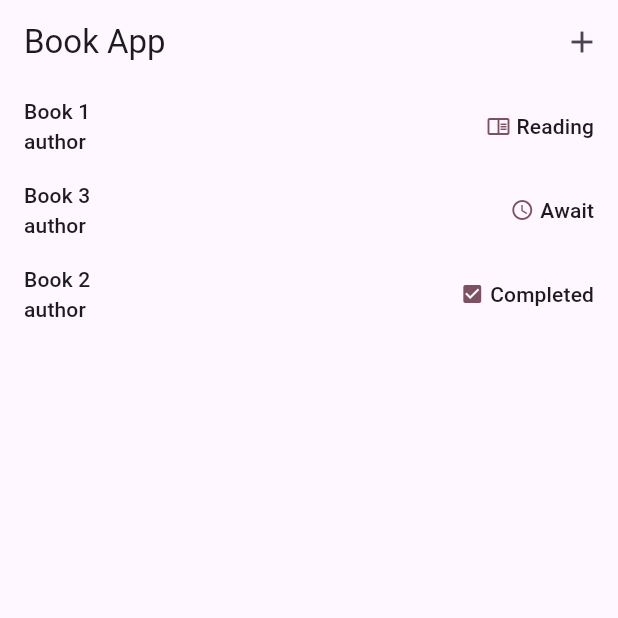
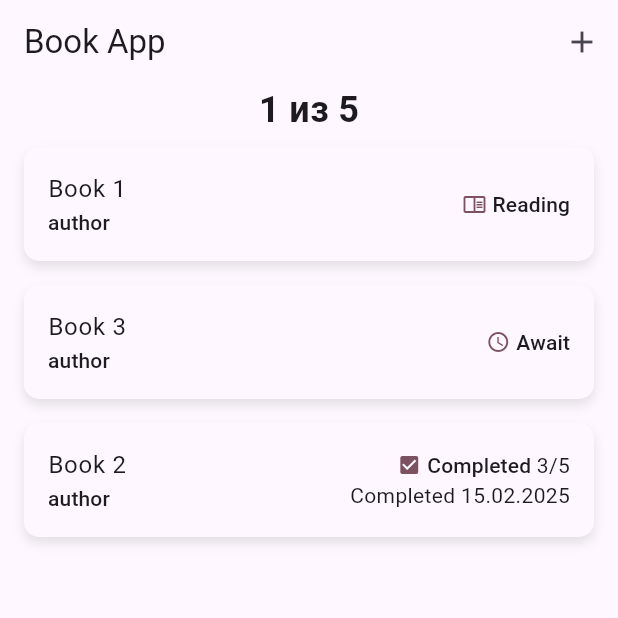
Before and after one commit to Dana-Nam/book_app, a Flutter app: the screen it shows after launch, on a phone screen of 412 x 824 dp, the top half of it. Run offline on Flutter 3.47's test engine with Material 3 defaults, Android fonts, the phone set to English and light mode, and no system bars.

Commit message:
Added complete book counter

```diff
--- a/lib/book_app.dart
+++ b/lib/book_app.dart
@@ -1,5 +1,6 @@
 import 'package:book_app/models/book.dart';
 import 'package:book_app/screens/book_screen.dart';
+import 'package:book_app/widgets/book_counter.dart';
 import 'package:book_app/widgets/new_book.dart';
 import 'package:flutter/material.dart';
 import 'package:book_app/screens/book_details.dart';
@@ -26,6 +27,9 @@ class _BookAppState extends State<BookApp> {
       pages: 100,
       genreId: "horror",
       statusId: "completed",
+      rating: 3,
+      isCompleted: true,
+      completeDate: DateTime.now(),
     ),
     Book(
       title: "Book 3",
@@ -112,12 +116,19 @@ class _BookAppState extends State<BookApp> {
           ),
         ],
       ),
-      body: BookScreen(
-        books: books,
-        onToggle: toggleBookCompletion,
-        onDelete: deleteBook,
-        onBookEdited: openEditBookSheet,
-        onBookTapped: openBookDetails,
+      body: Column(
+        children: [
+          BookCounter(books: books),
+          Expanded(
+            child: BookScreen(
+              books: books,
+              onToggle: toggleBookCompletion,
+              onDelete: deleteBook,
+              onBookEdited: openEditBookSheet,
+              onBookTapped: openBookDetails,
+            ),
+          ),
+        ],
       ),
     );
   }
--- a/lib/widgets/book_card.dart
+++ b/lib/widgets/book_card.dart
@@ -22,13 +22,27 @@ class BookCard extends StatelessWidget {
 
     return Padding(
       padding: const EdgeInsets.all(8.0),
+      child: Container(
+        decoration: BoxDecoration(
+          color: theme.colorScheme.surface,
+          borderRadius: BorderRadius.circular(10),
+          boxShadow: [
+            BoxShadow(
+              color: Colors.black.withOpacity(0.1),
+              offset: Offset(0, 4),
+              blurRadius: 6,
+            ),
+          ],
+        ),
+        child: Padding(
+          padding: const EdgeInsets.all(16.0),
           child: Row(
             mainAxisAlignment: MainAxisAlignment.spaceBetween,
             children: [
               Column(
                 crossAxisAlignment: CrossAxisAlignment.start,
                 children: [
-              Text(book.title, style: titleSmallStyle),
+                  Text(book.title, style: bodyLargeStyle),
                   Text(book.author, style: titleSmallStyle),
                 ],
               ),
@@ -56,6 +70,8 @@ class BookCard extends StatelessWidget {
               ),
             ],
           ),
+        ),
+      ),
     );
   }
 }
--- a/lib/widgets/book_counter.dart
+++ b/lib/widgets/book_counter.dart
@@ -1,15 +1,35 @@
 import 'package:flutter/material.dart';
+import 'package:book_app/models/book.dart';
 
 class BookCounter extends StatefulWidget {
-  const BookCounter({super.key});
+  final List<Book> books;
+
+  const BookCounter({super.key, required this.books});
 
   @override
   State<BookCounter> createState() => _BookCounterState();
 }
 
 class _BookCounterState extends State<BookCounter> {
+  int get readBooksCount {
+    return widget.books.where((book) => book.isCompleted).toList().length;
+  }
+
   @override
   Widget build(BuildContext context) {
-    return const Placeholder();
+    final readBooks = readBooksCount;
+
+    return Column(
+      children: [
+        Text(
+          '$readBooks из 5',
+          style: TextStyle(fontSize: 24, fontWeight: FontWeight.bold),
+        ),
+        if (readBooks == 100) ...[
+          Image.asset("assets/images/celebration.png", height: 100),
+          Text("Goal completed!"),
+        ],
+      ],
+    );
   }
 }
--- a/pubspec.yaml
+++ b/pubspec.yaml
@@ -61,9 +61,8 @@ flutter:
   uses-material-design: true
 
   # To add assets to your application, add an assets section, like this:
-  # assets:
-  #   - images/a_dot_burr.jpeg
-  #   - images/a_dot_ham.jpeg
+  assets:
+    - assets/images/celebration.png
 
   # An image asset can refer to one or more resolution-specific "variants", see
   # https://flutter.dev/to/resolution-aware-images
```
Lines whose indentation alone changed are shown as unchanged.
